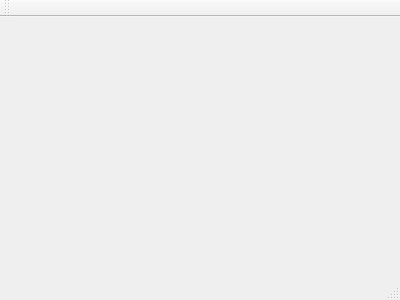
Qt form LeCode/CodeBrique/mainwindow.ui (lynahiryuu/Casse-brique) before a commit.
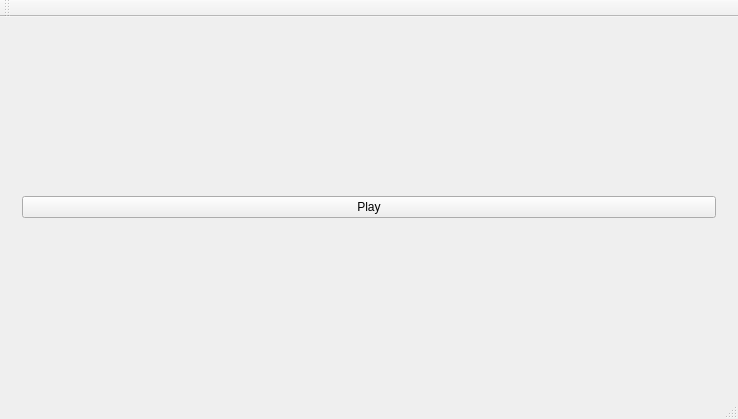
The same form after that commit.

Patch:
```diff
--- a/LeCode/CodeBrique/mainwindow.ui
+++ b/LeCode/CodeBrique/mainwindow.ui
@@ -1,24 +1,55 @@
 <ui version="4.0">
  <class>MainWindow</class>
- <widget class="QMainWindow" name="MainWindow" >
-  <property name="geometry" >
+ <widget class="QMainWindow" name="MainWindow">
+  <property name="geometry">
    <rect>
     <x>0</x>
     <y>0</y>
-    <width>400</width>
-    <height>300</height>
+    <width>738</width>
+    <height>419</height>
    </rect>
   </property>
   <property name="windowTitle" >
    <string>MainWindow</string>
   </property>
-  <widget class="QMenuBar" name="menuBar" />
-  <widget class="QToolBar" name="mainToolBar" />
-  <widget class="QWidget" name="centralWidget" />
-  <widget class="QStatusBar" name="statusBar" />
+  <widget class="QWidget" name="centralWidget">
+   <layout class="QVBoxLayout" name="verticalLayout">
+    <item>
+     <widget class="QWidget" name="widget" native="true">
+      <layout class="QHBoxLayout" name="horizontalLayout">
+       <item>
+        <widget class="QPushButton" name="PlayButton">
+         <property name="text">
+          <string>Play</string>
+         </property>
+        </widget>
+       </item>
+      </layout>
+     </widget>
+    </item>
+   </layout>
+  </widget>
+  <widget class="QMenuBar" name="menuBar">
+   <property name="geometry">
+    <rect>
+     <x>0</x>
+     <y>0</y>
+     <width>738</width>
+     <height>21</height>
+    </rect>
+   </property>
+  </widget>
+  <widget class="QToolBar" name="mainToolBar">
+   <attribute name="toolBarArea">
+    <enum>TopToolBarArea</enum>
+   </attribute>
+   <attribute name="toolBarBreak">
+    <bool>false</bool>
+   </attribute>
+  </widget>
+  <widget class="QStatusBar" name="statusBar"/>
  </widget>
- <layoutDefault spacing="6" margin="11" />
- <pixmapfunction></pixmapfunction>
+ <layoutdefault spacing="6" margin="11"/>
  <resources/>
  <connections/>
 </ui>
```
Left out of the diff: 3 changed lines with no effect on the pictures.
